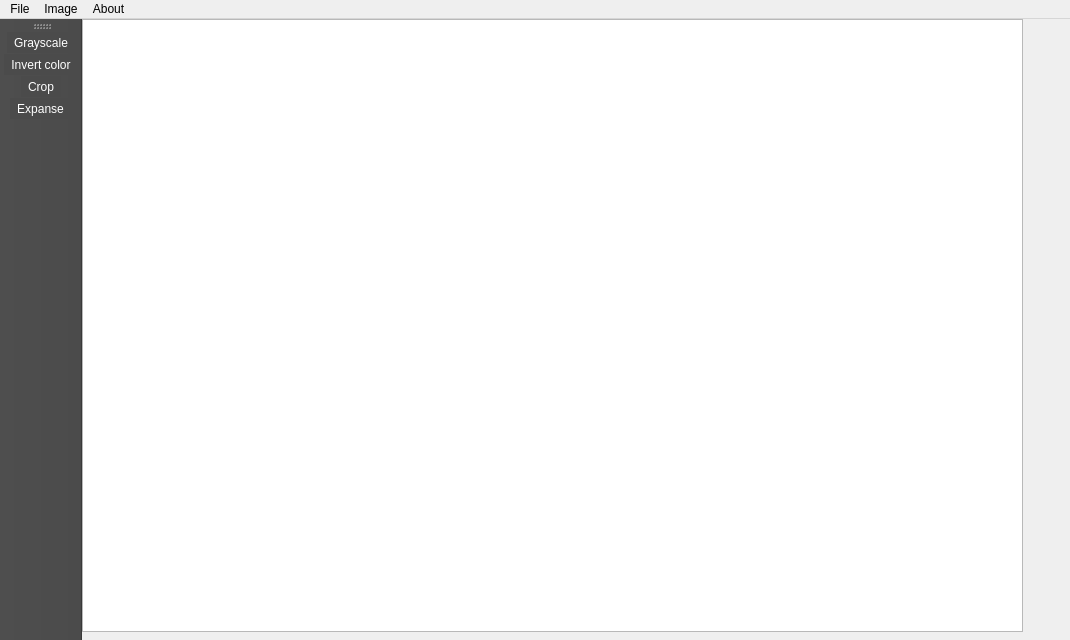
Before: the Qt Designer form Painter/mainwindow.ui in VeselAbaya/qt-learning, drawn with Qt 5.
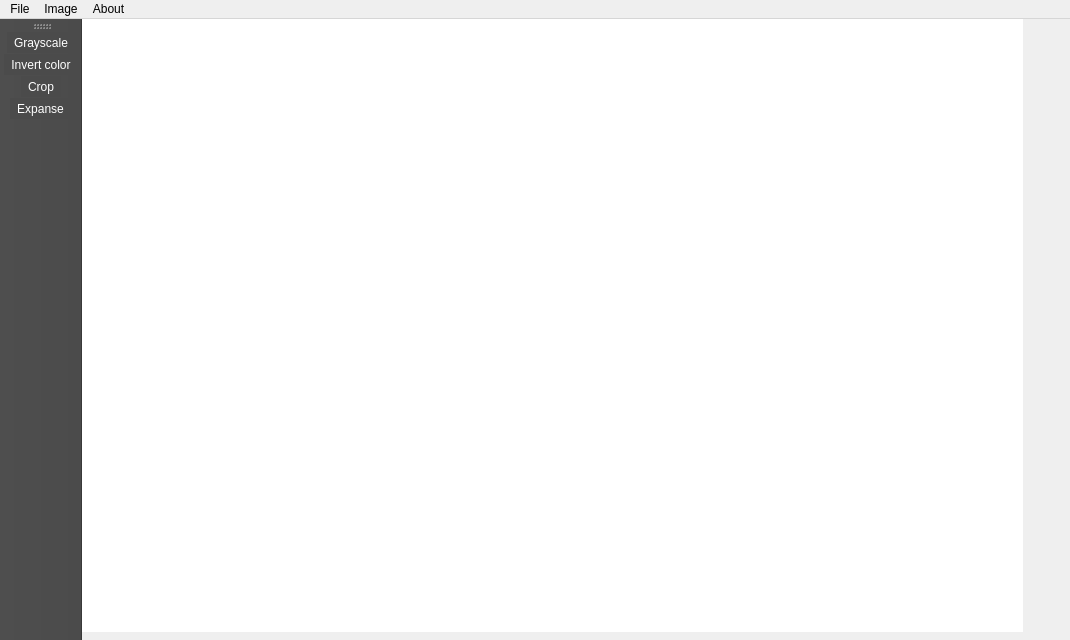
After: the same form once the commit is applied.

Commit message: bug fixies; documentation; added some styles

```diff
--- a/Painter/mainwindow.ui
+++ b/Painter/mainwindow.ui
@@ -23,6 +23,66 @@
       <height>613</height>
      </rect>
     </property>
+    <property name="styleSheet">
+     <string notr="true">QGraphicsView {
+	color: rgb(75, 75, 75);
+	border: 0px;
+}
+
+QScrollBar:horizontal {
+	background: transparent;
+    height: 10px;
+}
+QScrollBar::handle:horizontal {
+    background: rgb(75, 75, 75);
+	border-radius: 5px;
+    min-width: 10px;
+}
+QScrollBar::add-line:horizontal {
+	background: transparent;
+	width: 10px;
+    subcontrol-position: right;
+    subcontrol-origin: margin;
+}
+
+QScrollBar::sub-line:horizontal {
+    background: transparent;
+    width: 10px;
+	subcontrol-position: left;
+    subcontrol-origin: margin;
+}
+
+QScrollBar:vertical {
+	background: transparent;
+    opacity: 1;
+    width:10px;
+}
+QScrollBar::handle:vertical {
+    background: rgb(75, 75, 75);
+	border-radius: 5px;
+    min-height: 10px;
+}
+QScrollBar::add-line:vertical {
+	background: transparent;
+    height: 10px;
+}
+
+QScrollBar::sub-line:vertical {
+    background: transparent;
+    height: 10px;
+}
+
+QAbstractScrollArea::corner {
+    background: none;
+    border: none;
+}</string>
+    </property>
+    <property name="frameShadow">
+     <enum>QFrame::Sunken</enum>
+    </property>
+    <property name="sizeAdjustPolicy">
+     <enum>QAbstractScrollArea::AdjustIgnored</enum>
+    </property>
    </widget>
   </widget>
   <widget class="QMenuBar" name="menuBar">
```
Left out of the diff: 11 changed lines with no effect on the pictures. The commit also changes 274 other files.
